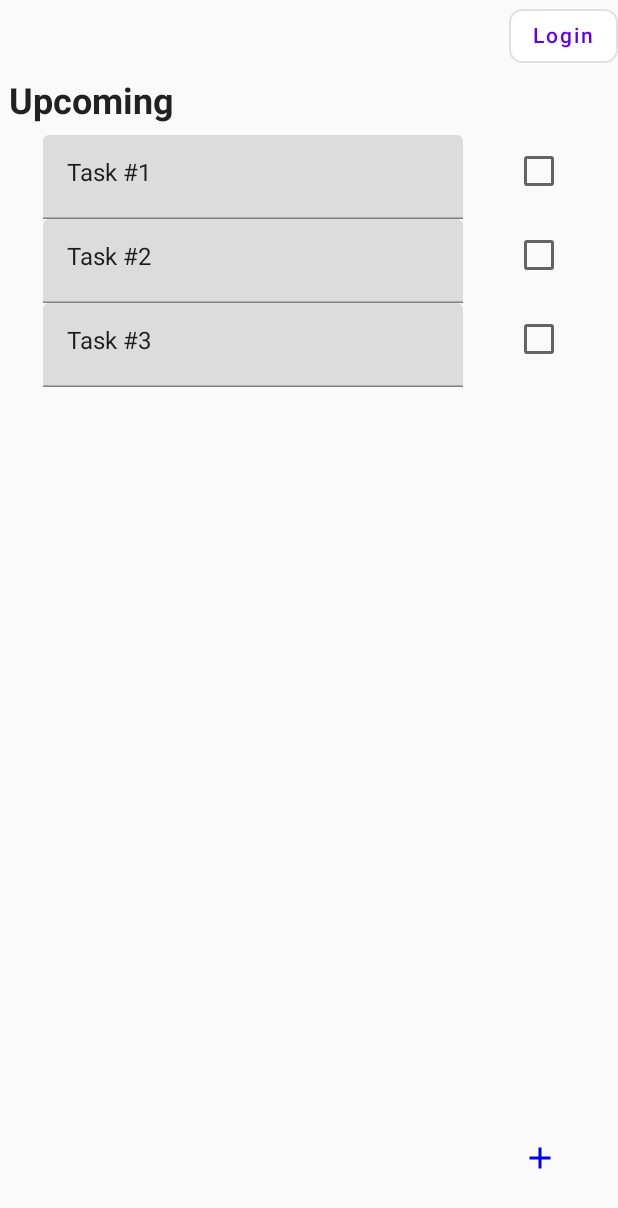
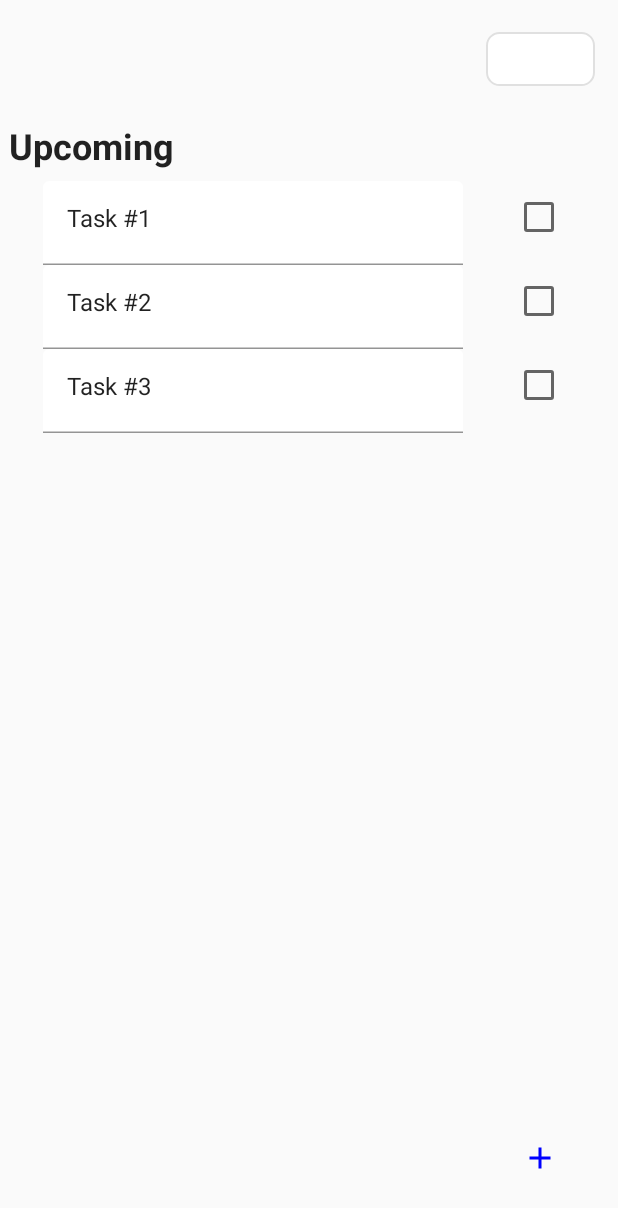
Before and after one commit to rodrigorar/lotic, an Android app built with Jetpack Compose: the screen it shows after launch (MainActivity), on a phone screen of 412 x 824 dp. Shown: the top 1208 px of the screen. Run offline under Robolectric (Android 15) with nearby library versions, the phone set to English and light mode, and no system bars.

Commit message:
Tasks-Android: Use theming for colors

```diff
--- a/tasks-android/app/src/main/java/com/lotic/tasks/ui/MainScreen.kt
+++ b/tasks-android/app/src/main/java/com/lotic/tasks/ui/MainScreen.kt
@@ -32,6 +32,7 @@ fun MainScreen(modifier: Modifier = Modifier) {
             OutlinedButton(
                 onClick = { /* TODO */ }
                 , shape = RoundedCornerShape(25)
+                , modifier = modifier.padding(15.dp)
             ) {
                 Text(text = stringResource(R.string.login_btn))
             }
@@ -53,9 +54,9 @@ fun MainScreen(modifier: Modifier = Modifier) {
                     Row(
                         horizontalArrangement = Arrangement.SpaceEvenly
                         , modifier = modifier.fillMaxWidth()) {
-
                         TextField(
                             value = task
+                            , colors = TextFieldDefaults.textFieldColors(backgroundColor = MaterialTheme.colors.background)
                             , onValueChange = { /* TODO  */ })
                         Checkbox(
                             checked = false
--- a/tasks-android/app/src/main/java/com/lotic/tasks/ui/theme/Theme.kt
+++ b/tasks-android/app/src/main/java/com/lotic/tasks/ui/theme/Theme.kt
@@ -14,15 +14,11 @@ private val DarkColorPalette = darkColors(
 )
 
 private val LightColorPalette = lightColors(
-    primary = Purple500,
-    primaryVariant = Purple700,
-    secondary = Teal200,
+    primary = Color.White,
+    primaryVariant = Color.LightGray,
+    secondary = Color.Cyan,
     background = Color.White,
     surface = Color.White,
-    onPrimary = Color.White,
-    onSecondary = Color.Black,
-    onBackground = Color.Black,
-    onSurface = Color.Black,
 )
 
 @Composable
```
